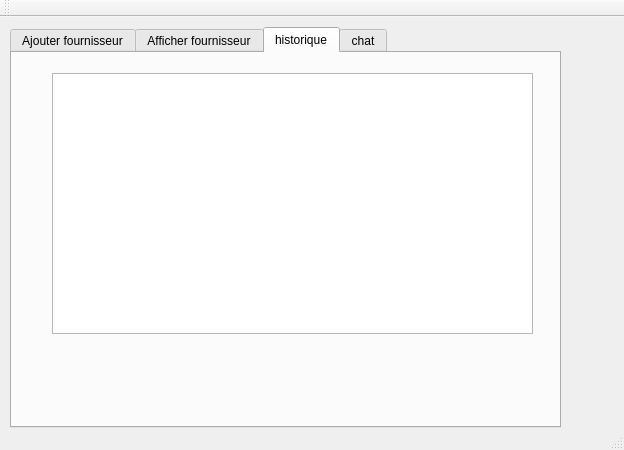
First picture: the form in mainwindow.ui, repository choucheniheb/Projet_C-_2A23_Smart-beauty-center, before the edit.
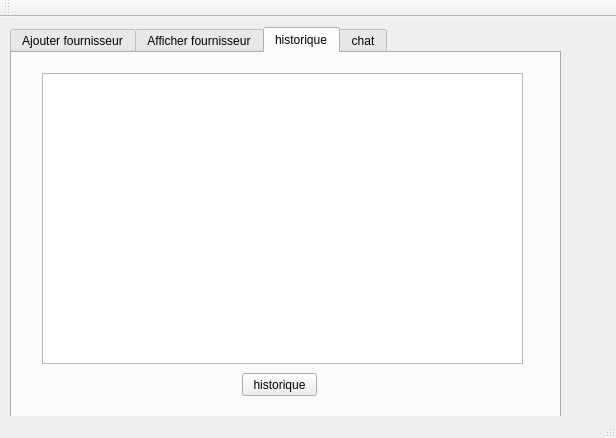
Second picture: the form after the edit. The open tabs and pages were chosen to show the change.

The edit to the form file:
```diff
--- a/mainwindow.ui
+++ b/mainwindow.ui
@@ -6,8 +6,8 @@
    <rect>
     <x>0</x>
     <y>0</y>
-    <width>624</width>
-    <height>450</height>
+    <width>616</width>
+    <height>438</height>
    </rect>
   </property>
   <property name="windowTitle">
@@ -406,16 +406,6 @@
      <attribute name="title">
       <string>historique</string>
      </attribute>
-     <widget class="QTableView" name="tableView_hist">
-      <property name="geometry">
-       <rect>
-        <x>40</x>
-        <y>20</y>
-        <width>481</width>
-        <height>261</height>
-       </rect>
-      </property>
-     </widget>
      <widget class="QLabel" name="label_h">
       <property name="geometry">
        <rect>
@@ -429,8 +419,29 @@
        <string/>
       </property>
      </widget>
-     <zorder>label_h</zorder>
-     <zorder>tableView_hist</zorder>
+     <widget class="QTextBrowser" name="textBrowser">
+      <property name="geometry">
+       <rect>
+        <x>30</x>
+        <y>20</y>
+        <width>481</width>
+        <height>291</height>
+       </rect>
+      </property>
+     </widget>
+     <widget class="QPushButton" name="pushButton_histo">
+      <property name="geometry">
+       <rect>
+        <x>230</x>
+        <y>320</y>
+        <width>75</width>
+        <height>23</height>
+       </rect>
+      </property>
+      <property name="text">
+       <string>historique</string>
+      </property>
+     </widget>
     </widget>
     <widget class="QWidget" name="chat">
      <attribute name="title">
```
Left out of the diff: 14 changed lines with no effect on the pictures.
